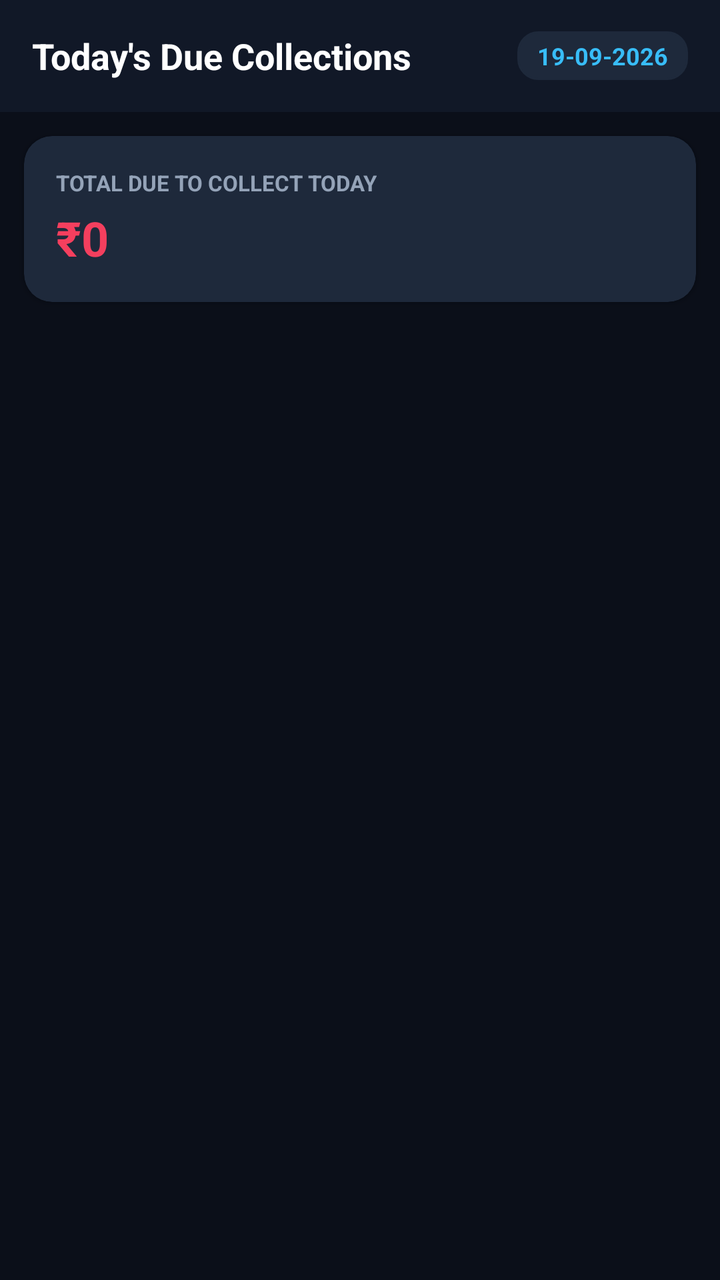
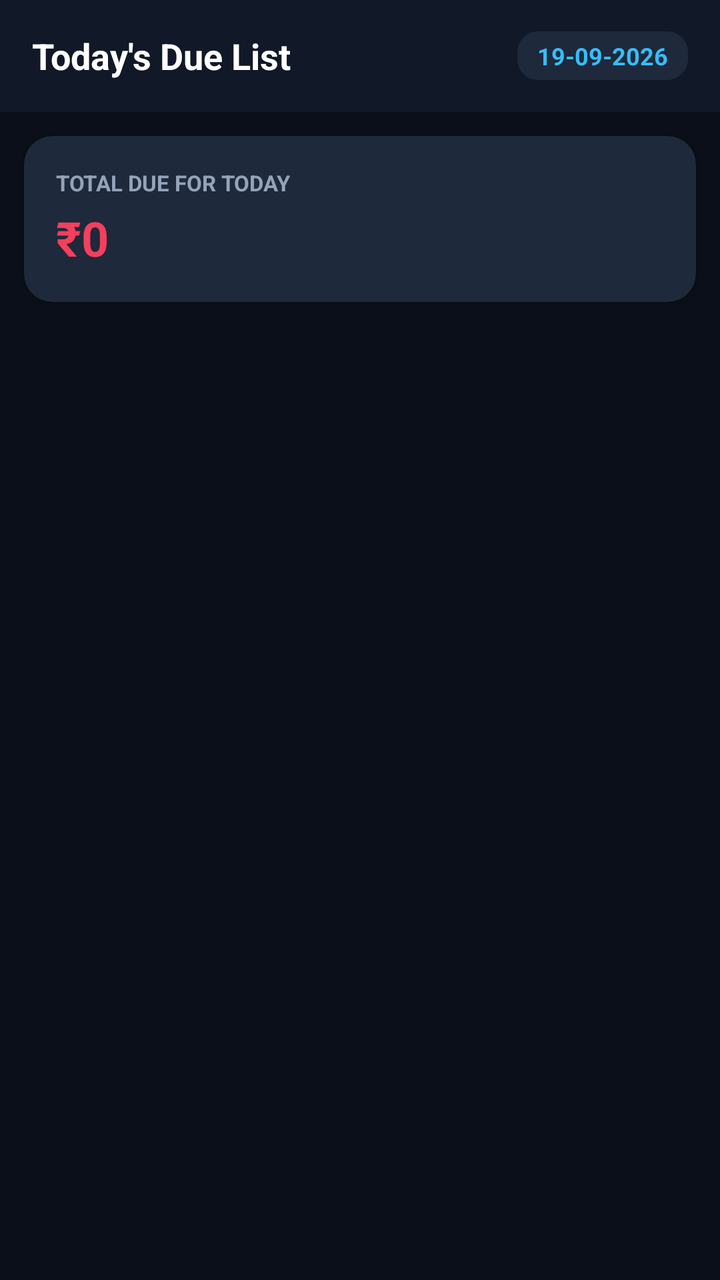

Two renders of the same Android screen: before a commit and after it. Below are the layout's source before the change and the commit's diff.
<!-- AndroidManifest.xml: application theme Theme.QuickLoan -->
<!-- res/layout/activity_todays_due.xml -->
<?xml version="1.0" encoding="utf-8"?>
<LinearLayout xmlns:android="http://schemas.android.com/apk/res/android"
    xmlns:app="http://schemas.android.com/apk/res-auto"
    android:layout_width="match_parent"
    android:layout_height="match_parent"
    android:background="#0B0F19"
    android:orientation="vertical">

    
    <LinearLayout
        android:layout_width="match_parent"
        android:layout_height="56dp"
        android:background="#111827"
        android:gravity="center_vertical"
        android:orientation="horizontal"
        android:paddingHorizontal="16dp">

        <TextView
            android:layout_width="0dp"
            android:layout_height="wrap_content"
            android:layout_weight="1"
            android:text="Today's Due Collections"
            android:textColor="#FFFFFF"
            android:textSize="18sp"
            android:textStyle="bold" />

        <TextView
            android:id="@+id/tvDueCurrentDateBadge"
            android:layout_width="wrap_content"
            android:layout_height="wrap_content"
            android:background="@drawable/edittext_bg"
            android:backgroundTint="#1E293B"
            android:paddingHorizontal="10dp"
            android:paddingVertical="4dp"
            android:text="19-09-2026"
            android:textColor="#38BDF8"
            android:textSize="12sp"
            android:textStyle="bold" />
    </LinearLayout>

    
    <androidx.cardview.widget.CardView
        android:layout_width="match_parent"
        android:layout_height="wrap_content"
        android:layout_margin="12dp"
        app:cardBackgroundColor="#1E293B"
        app:cardCornerRadius="14dp"
        app:cardElevation="2dp">

        <LinearLayout
            android:layout_width="match_parent"
            android:layout_height="wrap_content"
            android:orientation="vertical"
            android:padding="16dp">

            <TextView
                android:layout_width="wrap_content"
                android:layout_height="wrap_content"
                android:text="TOTAL DUE TO COLLECT TODAY"
                android:textColor="#94A3B8"
                android:textSize="11sp"
                android:textStyle="bold" />

            <TextView
                android:id="@+id/tvTotalDueAmount"
                android:layout_width="wrap_content"
                android:layout_height="wrap_content"
                android:layout_marginTop="4dp"
                android:text="₹0"
                android:textColor="#F43F5E"
                android:textSize="24sp"
                android:textStyle="bold" />
        </LinearLayout>
    </androidx.cardview.widget.CardView>

    
    <TextView
        android:id="@+id/tvEmptyDue"
        android:layout_width="match_parent"
        android:layout_height="wrap_content"
        android:gravity="center"
        android:padding="40dp"
        android:text="No pending dues for today! All borrowers paid."
        android:textColor="#64748B"
        android:textSize="14sp"
        android:visibility="gone" />

    
    <androidx.recyclerview.widget.RecyclerView
        android:id="@+id/rvTodaysDue"
        android:layout_width="match_parent"
        android:layout_height="match_parent"
        android:clipToPadding="false"
        android:paddingHorizontal="6dp"
        android:paddingBottom="16dp" />

</LinearLayout>
<!-- resources referenced by this layout -->
<resources>
  <!-- drawable edittext_bg (drawable) -->
  <?xml version="1.0" encoding="utf-8"?>
  <shape xmlns:android="http://schemas.android.com/apk/res/android"
      android:shape="rectangle">
      <solid android:color="#1E293B" />
      <stroke android:width="1dp" android:color="#475569" />
      <corners android:radius="10dp" />
  </shape>
  <style name="Theme.QuickLoan" parent="Theme.AppCompat.DayNight.NoActionBar">
          
          <item name="android:windowBackground">@color/surface_bg</item>
          <item name="android:colorBackground">@color/surface_bg</item>
  
          
          <item name="colorPrimary">@color/header_bg</item>
          <item name="colorPrimaryDark">#070A10</item>
          <item name="colorAccent">@color/brand_accent</item>
  
          
          <item name="android:statusBarColor">@color/header_bg</item>
          <item name="android:navigationBarColor">#070A10</item>
          <item name="android:windowLightStatusBar">false</item>
      </style>
  <color name="surface_bg">#0B0F19</color>
  <color name="header_bg">#111827</color>
  <color name="brand_accent">#38BDF8</color>
</resources>

<!-- the commit's change to res/layout/activity_todays_due.xml (unified diff, before → after) -->
@@ -19,7 +19,7 @@
             android:layout_width="0dp"
             android:layout_height="wrap_content"
             android:layout_weight="1"
-            android:text="Today's Due Collections"
+            android:text="Today's Due List"
             android:textColor="#FFFFFF"
             android:textSize="18sp"
             android:textStyle="bold" />
@@ -56,7 +56,7 @@
             <TextView
                 android:layout_width="wrap_content"
                 android:layout_height="wrap_content"
-                android:text="TOTAL DUE TO COLLECT TODAY"
+                android:text="TOTAL DUE FOR TODAY"
                 android:textColor="#94A3B8"
                 android:textSize="11sp"
                 android:textStyle="bold" />
